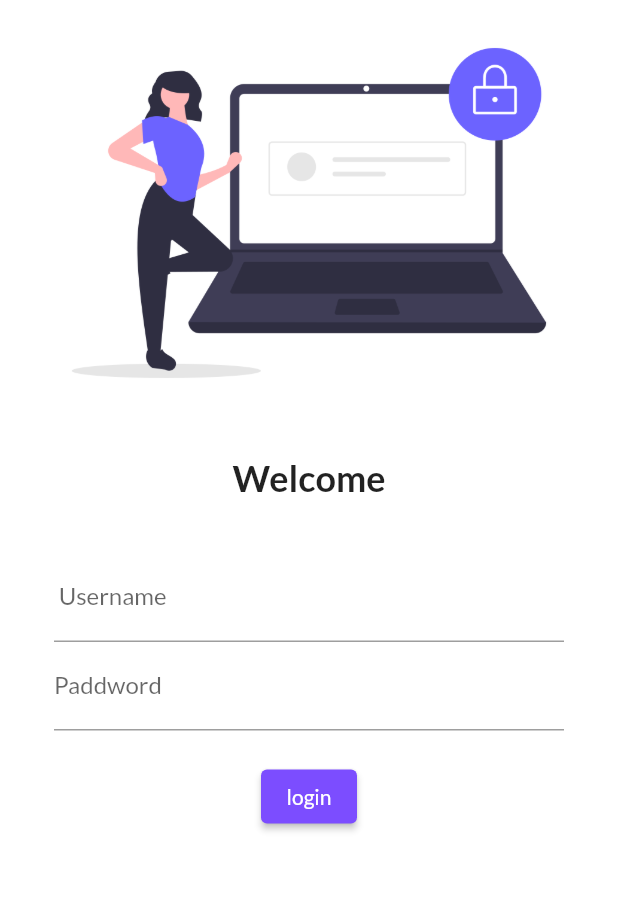
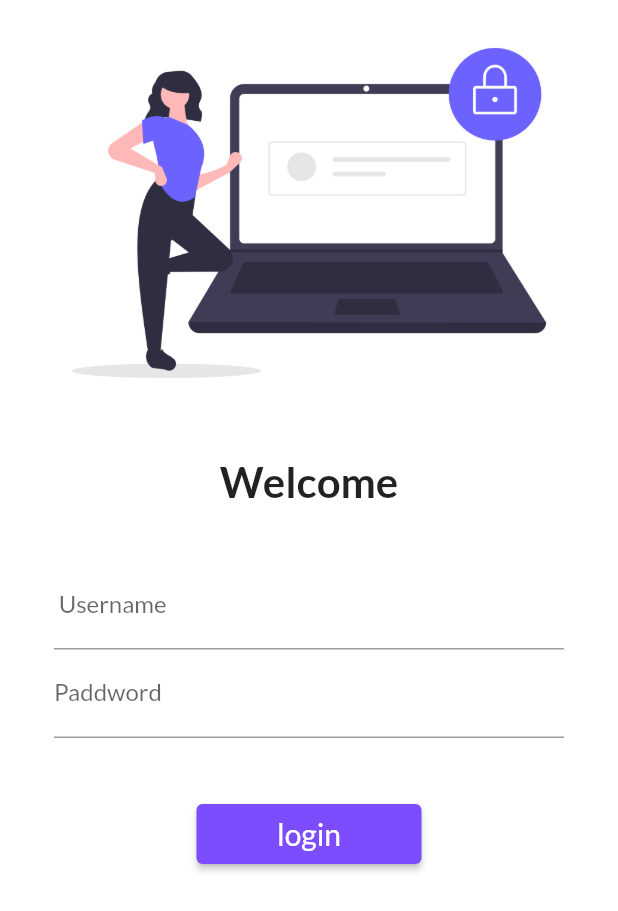
Before and after one commit to balajisainath/fluttercatalogapp, a Flutter app: the screen it shows after launch, on a phone screen of 412 x 824 dp. Shown: the top 911 px of the screen. Run offline on Flutter 3.47's test engine with Material 2 defaults, Android fonts, the phone set to English and light mode, and no system bars; our stand-ins replace google_fonts.

Commit message:
day5 completed

```diff
--- /dev/null
+++ b/lib/Util/MyRoutes.dart
@@ -0,0 +1,4 @@
+class MyRoutes{
+  static String loginroute="/login";
+  static String homeroute="/home";
+}
--- a/lib/main.dart
+++ b/lib/main.dart
@@ -1,4 +1,5 @@
 import 'package:flutter/material.dart';
+import 'package:flutterapp1/Util/MyRoutes.dart';
 import 'package:flutterapp1/pages/Loginpage.dart';
 import 'package:google_fonts/google_fonts.dart';
 import 'pages/Homepage.dart';
@@ -19,11 +20,11 @@ class Myapp extends StatelessWidget {
       fontFamily: GoogleFonts.lato().fontFamily,
       ),
       darkTheme: ThemeData(brightness: Brightness.dark),
-     // initialRoute: "/home",
+      initialRoute: "/",
       routes: {
         "/" :(context)=>Loginpage(),
-        "/home":(context)=> Homepage(),
-        "/login":(context)=> Loginpage(),
+        MyRoutes.homeroute:(context)=> Homepage(),
+        MyRoutes.loginroute:(context)=> Loginpage(),
       },
     );
   }
--- a/lib/pages/Loginpage.dart
+++ b/lib/pages/Loginpage.dart
@@ -1,5 +1,6 @@
 import 'package:flutter/material.dart';
-import 'package:fluttertoast/fluttertoast.dart';
+import 'package:flutterapp1/Util/MyRoutes.dart';
+import 'package:flutterapp1/pages/Homepage.dart';
 
 class Loginpage extends StatelessWidget {
   // const Loginpage({Key? key}) : super(key: key);
@@ -8,6 +9,7 @@ class Loginpage extends StatelessWidget {
   Widget build(BuildContext context) {
     return Material(
       color: Colors.white,
+      child: SingleChildScrollView(
         child: Column(
           children: [
             Image.asset(
@@ -19,7 +21,7 @@ class Loginpage extends StatelessWidget {
             ),
             Text(
               "Welcome",
-            style: TextStyle(fontSize: 24, fontWeight: FontWeight.bold),
+              style: TextStyle(fontSize: 28, fontWeight: FontWeight.bold),
             ),
             SizedBox(
               height: 20,
@@ -43,13 +45,14 @@ class Loginpage extends StatelessWidget {
                     ),
                   ),
                   SizedBox(
-                  height: 20,
+                    height: 40,
                   ),
                   ElevatedButton(
-                  child: Text("login"),
-                  style: TextButton.styleFrom(backgroundColor: Colors.deepPurpleAccent),
+                    child: Text("login",style: TextStyle(fontSize: 20),),
+                    style: TextButton.styleFrom(backgroundColor: Colors.deepPurpleAccent,minimumSize: Size(150, 40),),
                     onPressed: () {
-
+                      //print("login button pressed");
+                      Navigator.pushNamed(context,MyRoutes.homeroute);
                     },
                   )
                 ],
@@ -57,6 +60,7 @@ class Loginpage extends StatelessWidget {
             )
           ],
         ),
+      ),
     );
   }
 }
--- a/pubspec.yaml
+++ b/pubspec.yaml
@@ -36,7 +36,6 @@ dependencies:
   # Use with the CupertinoIcons class for iOS style icons.
   cupertino_icons: ^1.0.2
   google_fonts: ^4.0.3
-  fluttertoast: ^8.0.8
 
 dev_dependencies:
   flutter_test:
```
Also changed, not shown: pubspec.lock. Lines whose indentation alone changed are shown as unchanged.
